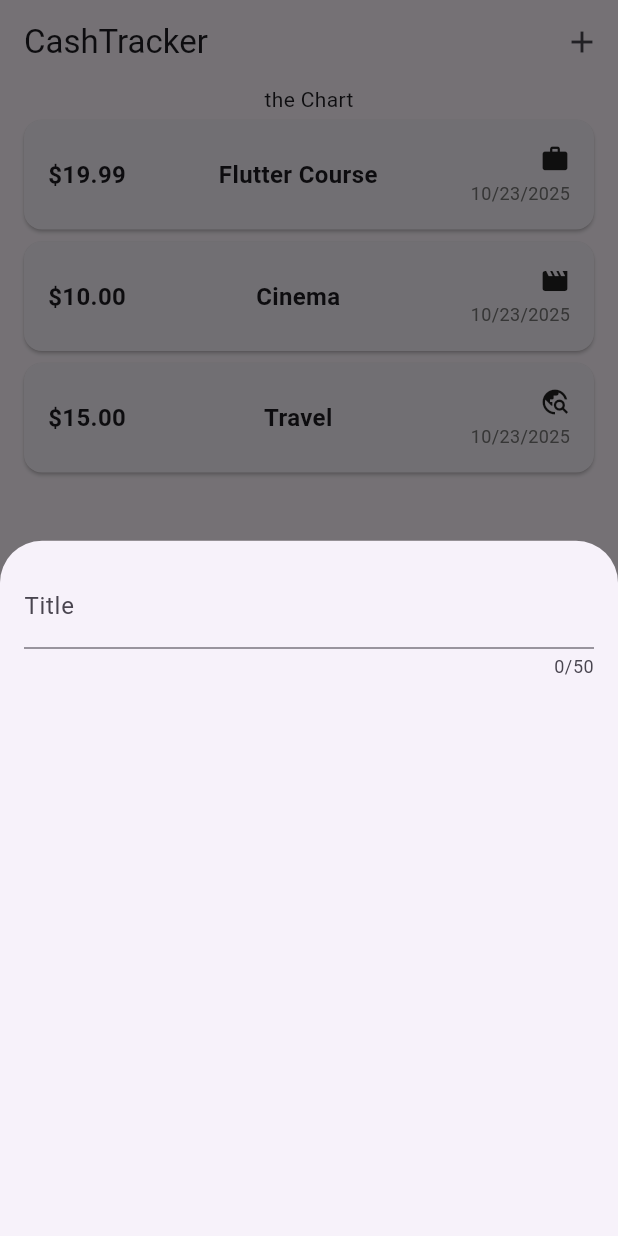
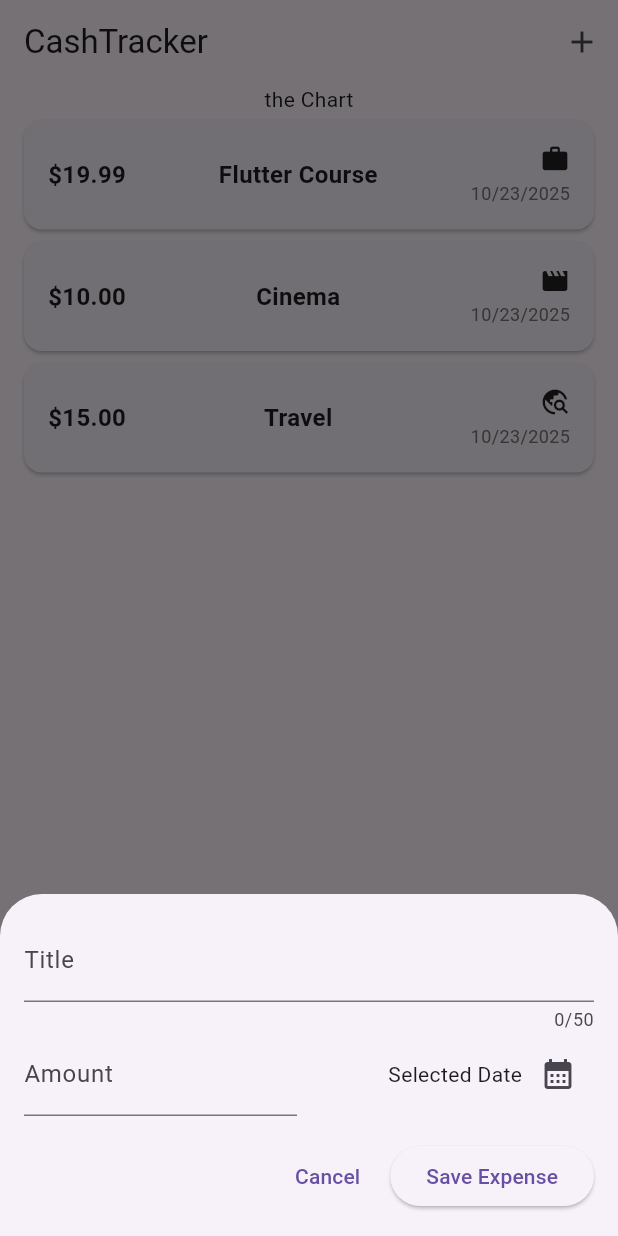
Before and after one commit to ishivpoojan22/cashtrack, a Flutter app: the screen it shows after launch, after a tap on the "add" icon, on a phone screen of 412 x 824 dp. Run offline on Flutter 3.47's test engine with Material 3 defaults, Android fonts, the phone set to English and light mode, and no system bars.

Commit message:
set calender, fix small issues

```diff
--- a/lib/widget/expenses.dart
+++ b/lib/widget/expenses.dart
@@ -35,7 +35,9 @@
   void _openAddExpenseOverlay() {
     showModalBottomSheet(
       context: context,
-      builder: (ctx) => NewExpenses(),
+      isScrollControlled: true,
+      useSafeArea: true,
+      builder: (ctx) => const NewExpenses(),
     );
   }
 
--- a/lib/widget/new_expenses.dart
+++ b/lib/widget/new_expenses.dart
@@ -10,15 +10,95 @@
 }
 
 class _NewExpenses extends State<NewExpenses> {
+  // var _enteredTitle = '';
+
+  // void _saveTitleInput(String inputValue) {
+  //   _enteredTitle = inputValue;
+  // }
+  final _titleController = TextEditingController();
+  final _amountController = TextEditingController();
+
+  void _showDatePicker() {
+    final now = DateTime.now();
+    final firstDate = DateTime(now.year - 1, now.month, now.day);
+
+    showDatePicker(context: context, firstDate: firstDate, lastDate: now);
+  }
+
+  @override
+  void dispose() {
+    _titleController.dispose();
+    _amountController.dispose();
+    super.dispose();
+  }
+
   @override
   Widget build(BuildContext context) {
     return Padding(
-      padding: EdgeInsets.all(16),
+      padding: EdgeInsets.fromLTRB(
+        16,
+        16,
+        16,
+        MediaQuery.of(context).viewInsets.bottom + 16,
+      ),
       child: Column(
+        mainAxisSize: MainAxisSize.min,
         children: [
+          // Title input
           TextField(
+            // onChanged: _saveTitleInput,
+            controller: _titleController,
             maxLength: 50,
-            decoration: InputDecoration(label: Text('Title')),
+            decoration: const InputDecoration(label: Text('Title')),
+          ),
+          Row(
+            children: [
+              Expanded(
+                child: TextField(
+                  controller: _amountController,
+                  keyboardType: TextInputType.number,
+                  decoration: const InputDecoration(
+                    prefixText: '\$ ',
+                    label: Text('Amount'),
+                  ),
+                ),
+              ),
+              const SizedBox(width: 16),
+              Expanded(
+                child: Row(
+                  mainAxisAlignment: MainAxisAlignment.end,
+                  crossAxisAlignment: CrossAxisAlignment.center,
+                  children: [
+                    const Text('Selected Date'),
+                    IconButton(
+                      onPressed: _showDatePicker,
+                      icon: const Icon(Icons.calendar_month),
+                    ),
+                  ],
+                ),
+              ),
+            ],
+          ),
+          const SizedBox(height: 16),
+          // amount input
+          Row(
+            mainAxisAlignment: MainAxisAlignment.end,
+            children: [
+              TextButton(
+                onPressed: () {
+                  Navigator.pop(context);
+                },
+                child: const Text('Cancel'),
+              ),
+              const SizedBox(width: 8),
+              ElevatedButton(
+                onPressed: () {
+                  print(_titleController.text);
+                  print(_amountController.text);
+                },
+                child: const Text('Save Expense'),
+              ),
+            ],
           ),
         ],
       ),
```
